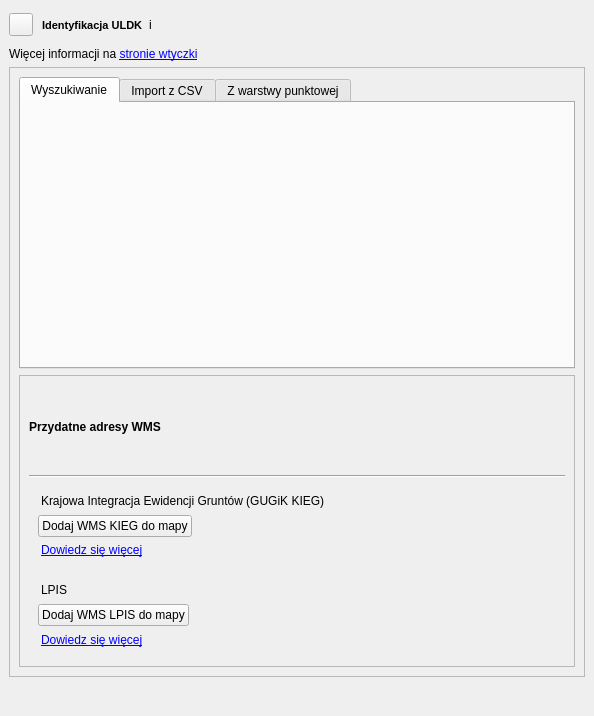
Qt form gissupport_plugin/modules/uldk/plugin_dockwidget_base.ui (gis-support/gis-support-plugin) before a commit.
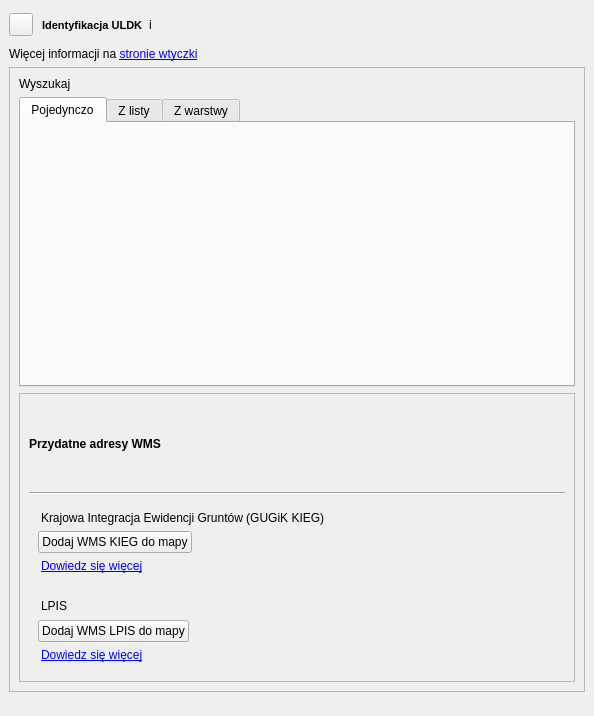
The same form after that commit.

Commit message: zmiana nazwy zakładek; label o treści "Wyszukaj" nad zakładkami

```diff
--- a/gissupport_plugin/modules/uldk/plugin_dockwidget_base.ui
+++ b/gissupport_plugin/modules/uldk/plugin_dockwidget_base.ui
@@ -148,10 +148,23 @@
          <x>0</x>
          <y>0</y>
          <width>574</width>
-         <height>579</height>
+         <height>594</height>
         </rect>
        </property>
        <layout class="QVBoxLayout" name="verticalLayout_6">
+        <item>
+         <widget class="QLabel" name="label_7">
+          <property name="sizePolicy">
+           <sizepolicy hsizetype="Preferred" vsizetype="Maximum">
+            <horstretch>0</horstretch>
+            <verstretch>0</verstretch>
+           </sizepolicy>
+          </property>
+          <property name="text">
+           <string>Wyszukaj</string>
+          </property>
+         </widget>
+        </item>
         <item>
          <widget class="QTabWidget" name="tabs">
           <property name="sizePolicy">
@@ -180,7 +193,7 @@
             </sizepolicy>
            </property>
            <attribute name="title">
-            <string>Wyszukiwanie</string>
+            <string>Pojedynczo</string>
            </attribute>
            <layout class="QVBoxLayout" name="verticalLayout_3">
             <item>
@@ -200,7 +213,7 @@
             </sizepolicy>
            </property>
            <attribute name="title">
-            <string>Import z CSV</string>
+            <string>Z listy</string>
            </attribute>
            <layout class="QVBoxLayout" name="verticalLayout_7">
             <item>
@@ -233,7 +246,7 @@
             </sizepolicy>
            </property>
            <attribute name="title">
-            <string>Z warstwy punktowej</string>
+            <string>Z warstwy</string>
            </attribute>
            <layout class="QVBoxLayout" name="verticalLayout">
             <item>
@@ -424,7 +437,7 @@
       <property name="sizeHint" stdset="0">
        <size>
         <width>17</width>
-        <height>30</height>
+        <height>15</height>
        </size>
       </property>
      </spacer>
```
